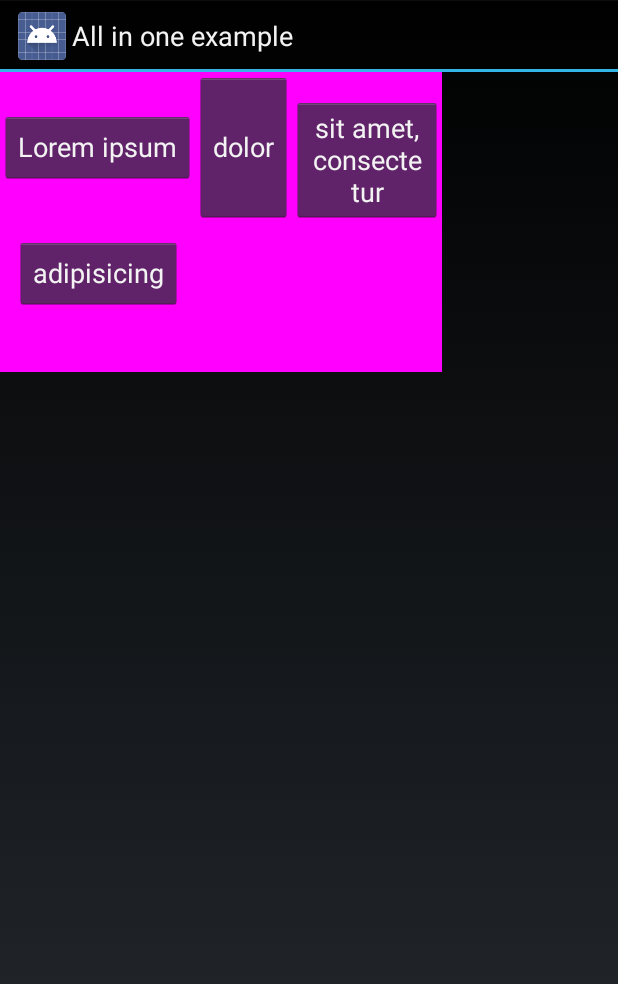
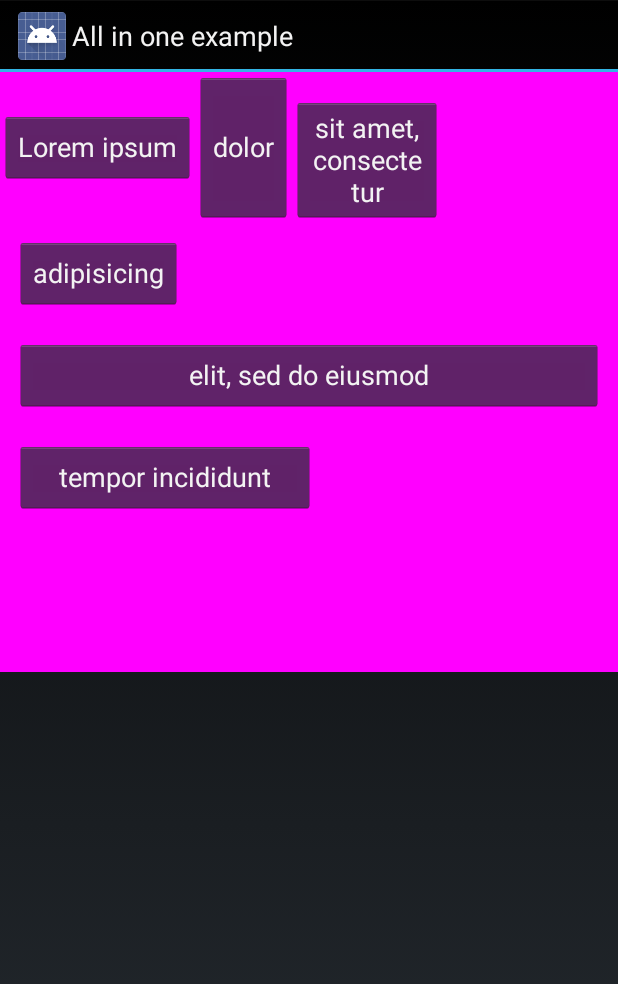
Before and after one commit to blazsolar/FlowLayout, an Android app: the AllInOneActivity screen opened directly, with no data from a screen before it, on a phone screen of 412 x 824 dp. Shown: the top 984 px of the screen. Run offline under Robolectric (Android 15) with nearby library versions, the phone set to English and light mode, and no system bars.

Commit message:
Fixing comments

```diff
--- a/FlowLayout/src/main/java/com/wefika/flowlayout/FlowLayout.java
+++ b/FlowLayout/src/main/java/com/wefika/flowlayout/FlowLayout.java
@@ -1,5 +1,5 @@
 /*
- * Copyright 2013 Blaž Šolar
+ * Copyright 2013 Blaz Solar
  *
  * Licensed under the Apache License, Version 2.0 (the "License");
  * you may not use this file except in compliance with the License.
@@ -32,7 +32,7 @@ import java.util.List;
  * FlowLayout will arrange child elements horizontally one next to another. If there is not enough
  * space for next view new line will be added.
  *
- * User: Blaž Šolar
+ * User: Blaz Solar
  * Date: 5/6/13
  * Time: 8:17 PM
  */
--- a/FlowLayoutExample/src/main/java/com/wefika/flowlayout/example/AllInOneActivity.java
+++ b/FlowLayoutExample/src/main/java/com/wefika/flowlayout/example/AllInOneActivity.java
@@ -1,5 +1,5 @@
 /*
- * Copyright 2014 Blaž Šolar
+ * Copyright 2014 Blaz Solar
  *
  * Licensed under the Apache License, Version 2.0 (the "License");
  * you may not use this file except in compliance with the License.
@@ -20,7 +20,7 @@ import android.app.Activity;
 import android.os.Bundle;
 
 /**
- * Created by Blaž Šolar on 18/01/14.
+ * Created by Blaz Solar on 18/01/14.
  */
 public class AllInOneActivity extends Activity {
 
--- a/FlowLayoutExample/src/main/java/com/wefika/flowlayout/example/BasicActivity.java
+++ b/FlowLayoutExample/src/main/java/com/wefika/flowlayout/example/BasicActivity.java
@@ -1,5 +1,5 @@
 /*
- * Copyright 2014 Blaž Šolar
+ * Copyright 2014 Blaz Solar
  *
  * Licensed under the Apache License, Version 2.0 (the "License");
  * you may not use this file except in compliance with the License.
@@ -20,7 +20,7 @@ import android.app.Activity;
 import android.os.Bundle;
 
 /**
- * Created by Blaž Šolar on 18/01/14.
+ * Created by Blaz Solar on 18/01/14.
  */
 public class BasicActivity extends Activity {
 
--- a/FlowLayoutExample/src/main/java/com/wefika/flowlayout/example/MainActivity.java
+++ b/FlowLayoutExample/src/main/java/com/wefika/flowlayout/example/MainActivity.java
@@ -1,5 +1,5 @@
 /*
- * Copyright 2014 Blaž Šolar
+ * Copyright 2014 Blaz Solar
  *
  * Licensed under the Apache License, Version 2.0 (the "License");
  * you may not use this file except in compliance with the License.
--- a/FlowLayoutExample/src/main/java/com/wefika/flowlayout/example/ScrollActivity.java
+++ b/FlowLayoutExample/src/main/java/com/wefika/flowlayout/example/ScrollActivity.java
@@ -1,5 +1,5 @@
 /*
- * Copyright 2014 Blaž Šolar
+ * Copyright 2014 Blaz Solar
  *
  * Licensed under the Apache License, Version 2.0 (the "License");
  * you may not use this file except in compliance with the License.
@@ -20,7 +20,7 @@ import android.app.Activity;
 import android.os.Bundle;
 
 /**
- * Created by Blaž Šolar on 28/03/14.
+ * Created by Blaz Solar on 28/03/14.
  */
 public class ScrollActivity extends Activity {
 
--- a/FlowLayoutExample/src/main/java/com/wefika/flowlayout/example/VisibilityActivity.java
+++ b/FlowLayoutExample/src/main/java/com/wefika/flowlayout/example/VisibilityActivity.java
@@ -1,5 +1,5 @@
 /*
- * Copyright 2014 Blaž Šolar
+ * Copyright 2014 Blaz Solar
  *
  * Licensed under the Apache License, Version 2.0 (the "License");
  * you may not use this file except in compliance with the License.
@@ -23,7 +23,7 @@ import android.view.View;
 import com.wefika.flowlayout.FlowLayout;
 
 /**
- * Created by Blaž Šolar on 05/02/14.
+ * Created by Blaz Solar on 05/02/14.
  */
 public class VisibilityActivity extends Activity {
 
--- a/FlowLayoutExample/src/main/res/layout/activity_all_in_one.xml
+++ b/FlowLayoutExample/src/main/res/layout/activity_all_in_one.xml
@@ -46,17 +46,17 @@
             android:layout_margin="10dp"
             android:text="adipisicing" />
 
-        <!--<Button-->
-            <!--android:layout_width="match_parent"-->
-            <!--android:layout_height="wrap_content"-->
-            <!--android:layout_margin="10dp"-->
-            <!--android:text="elit, sed do eiusmod" />-->
+        <Button
+            android:layout_width="match_parent"
+            android:layout_height="wrap_content"
+            android:layout_margin="10dp"
+            android:text="elit, sed do eiusmod" />
 
-        <!--<Button-->
-            <!--android:layout_width="200dp"-->
-            <!--android:layout_height="wrap_content"-->
-            <!--android:layout_margin="10dp"-->
-            <!--android:text="tempor incididunt" />-->
+        <Button
+            android:layout_width="200dp"
+            android:layout_height="wrap_content"
+            android:layout_margin="10dp"
+            android:text="tempor incididunt" />
 
     </com.wefika.flowlayout.FlowLayout>
 
```
Also changed, not shown: 2 other files.
